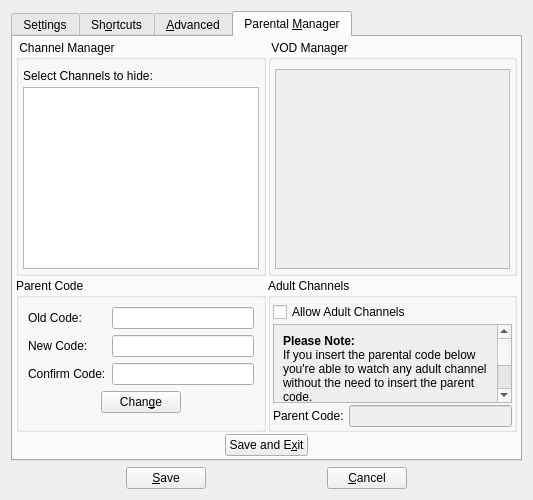
code-google-com/vlc-record, file vlc-record/forms/csettingsdlg.ui: the form before one commit.
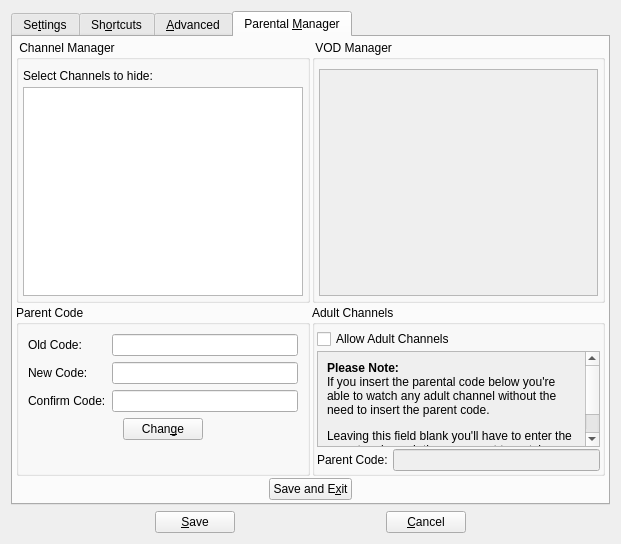
The form after the commit. The open tabs and pages were chosen to show the change. Icons and pictures are not drawn. Custom widgets are drawn as their Qt base class.

What changed in the file:
```diff
--- a/vlc-record/forms/csettingsdlg.ui
+++ b/vlc-record/forms/csettingsdlg.ui
@@ -6,8 +6,8 @@
    <rect>
     <x>0</x>
     <y>0</y>
-    <width>533</width>
-    <height>484</height>
+    <width>621</width>
+    <height>544</height>
    </rect>
   </property>
   <property name="windowTitle">
@@ -843,8 +843,8 @@
                     <rect>
                      <x>0</x>
                      <y>0</y>
-                     <width>235</width>
-                     <height>192</height>
+                     <width>98</width>
+                     <height>28</height>
                     </rect>
                    </property>
                   </widget>
@@ -995,8 +995,8 @@
                     <rect>
                      <x>0</x>
                      <y>0</y>
-                     <width>222</width>
-                     <height>134</height>
+                     <width>98</width>
+                     <height>489</height>
                     </rect>
                    </property>
                    <layout class="QVBoxLayout" name="verticalLayout_10">
```
Left out of the diff: 30 changed lines with no effect on the pictures.
